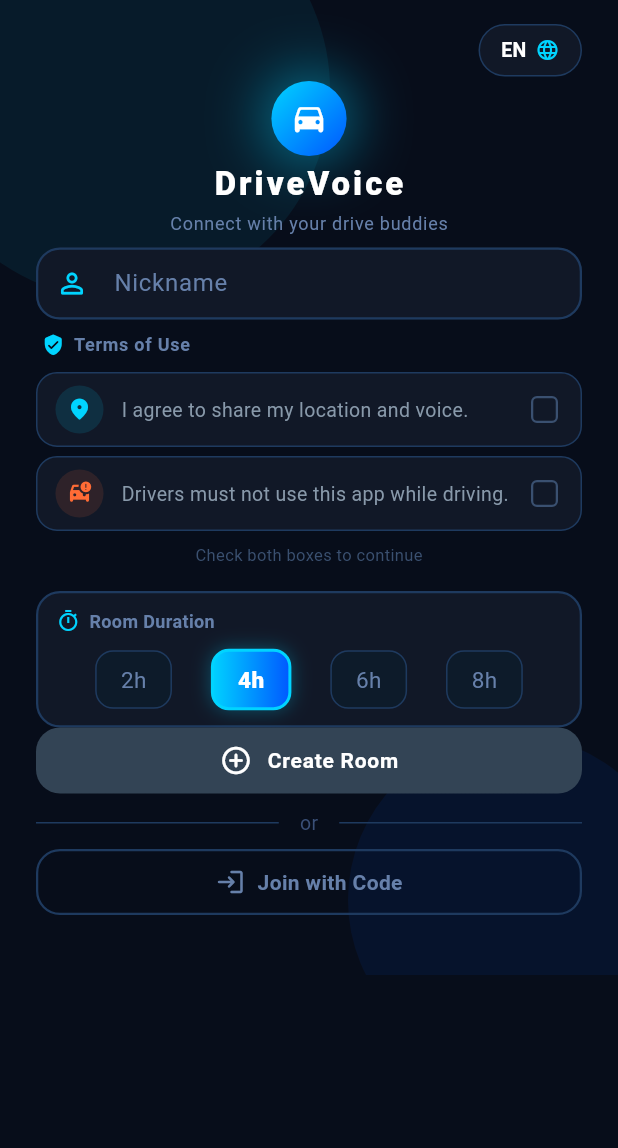
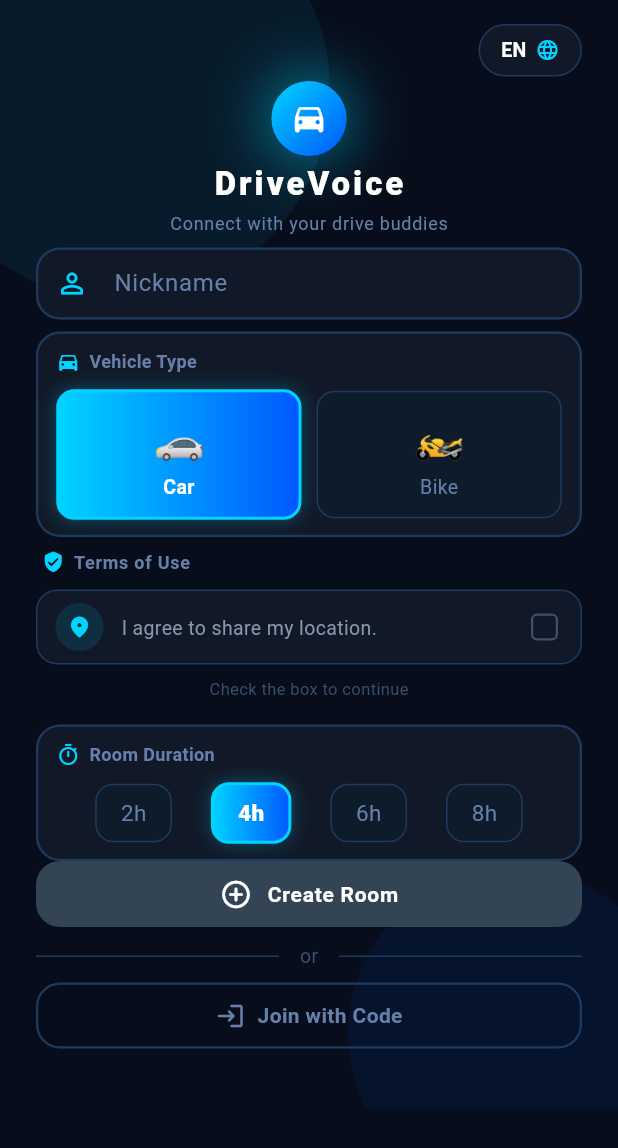
Before and after one commit to taichi5556/drivelink, a Flutter app: the screen it shows after launch, after a tap on "JP", on a phone screen of 412 x 824 dp. Shown: the top 1148 px of the screen. Run offline on Flutter 3.47's test engine with Material 3 defaults, Android fonts, the phone set to English and light mode, and no system bars; our stand-ins replace app_links, firebase_auth, firebase_core, firebase_database, geolocator, google_fonts and 6 more; missing offline and left inert: flutter_polyline_points; accounts and stored records are empty.

Commit message:
feat: 車両タイプ選択（🚗/🏍）追加、音声チェック削除
- ログイン画面にニックネーム下に車・バイクのトグルを追加
- 選択はSharedPreferencesに保存し次回起動時に復元
- 位置情報更新時にvehicle_typeをFirebaseに保存
- 他メンバーの車両タイプを絵文字マーカーで地図上に表示
  （自分:青背景、他:オレンジ背景の円形マーカー）
- ログイン画面から音声共有チェックボックスを削除

Co-Authored-By: Claude Sonnet 4.6 <noreply@anthropic.com>

```diff
--- a/lib/screens/login_screen.dart
+++ b/lib/screens/login_screen.dart
@@ -29,9 +29,9 @@ class _LoginScreenState extends State<LoginScreen> with TickerProviderStateMixin
   late Animation<double> _pulseAnim;
   StreamSubscription? _linkSub;
   bool _consentLocation = false;
-  bool _consentDriving  = false;
+  String _vehicleType = 'car'; // 'car' or 'bike'
   int _selectedHours = 4;  // デフォルト4時間
-  bool get _allConsented => _consentLocation && _consentDriving;
+  bool get _allConsented => _consentLocation;
 
   @override
   void initState() {
@@ -97,12 +97,19 @@ class _LoginScreenState extends State<LoginScreen> with TickerProviderStateMixin
   Future<void> _loadNickname() async {
     final prefs = await SharedPreferences.getInstance();
     final saved = prefs.getString('nickname') ?? '';
-    if (saved.isNotEmpty) setState(() => _nicknameController.text = saved);
+    final savedVehicle = prefs.getString('vehicle_type') ?? 'car';
+    if (mounted) {
+      setState(() {
+        if (saved.isNotEmpty) _nicknameController.text = saved;
+        _vehicleType = savedVehicle;
+      });
+    }
   }
 
   Future<void> _saveNickname(String nickname) async {
     final prefs = await SharedPreferences.getInstance();
     await prefs.setString('nickname', nickname);
+    await prefs.setString('vehicle_type', _vehicleType);
   }
 
   String _generateRoomCode() {
@@ -167,7 +174,7 @@ class _LoginScreenState extends State<LoginScreen> with TickerProviderStateMixin
         'nickname': nickname, 'lat': 35.6812, 'lng': 139.7671,
       });
       if (!mounted) return;
-      Navigator.pushReplacement(context, MaterialPageRoute(builder: (_) => MainScreen(nickname: nickname, roomCode: roomCode, userId: userId)));
+      Navigator.pushReplacement(context, MaterialPageRoute(builder: (_) => MainScreen(nickname: nickname, roomCode: roomCode, userId: userId, vehicleType: _vehicleType)));
     } catch (e) {
       if (mounted) {
         ScaffoldMessenger.of(context).showSnackBar(SnackBar(content: Text('Error: $e')));
@@ -186,7 +193,7 @@ class _LoginScreenState extends State<LoginScreen> with TickerProviderStateMixin
         await prefs2.setString('user_id', userId);
       }
     if (!mounted) return;
-    Navigator.pushReplacement(context, MaterialPageRoute(builder: (_) => MainScreen(nickname: nickname, roomCode: roomCode, userId: userId)));
+    Navigator.pushReplacement(context, MaterialPageRoute(builder: (_) => MainScreen(nickname: nickname, roomCode: roomCode, userId: userId, vehicleType: _vehicleType)));
   }
 
   void _shareRoomCode(String code) {
@@ -205,6 +212,76 @@ class _LoginScreenState extends State<LoginScreen> with TickerProviderStateMixin
     ));
   }
 
+
+  // ─── 車両選択 ─────────────────────────────────────────────
+  Widget _buildVehicleSelector() {
+    return Container(
+      padding: const EdgeInsets.symmetric(horizontal: 12, vertical: 10),
+      decoration: BoxDecoration(
+        color: const Color(0xFF111827),
+        borderRadius: BorderRadius.circular(16),
+        border: Border.all(color: const Color(0xFF1E3A5F), width: 1.5),
+      ),
+      child: Column(
+        crossAxisAlignment: CrossAxisAlignment.start,
+        children: [
+          Row(children: [
+            const Icon(Icons.directions_car_rounded, color: Color(0xFF00D4FF), size: 16),
+            const SizedBox(width: 6),
+            Text(
+              _isJapanese ? '車両タイプ' : 'Vehicle Type',
+              style: const TextStyle(color: Color(0xFF6680AA), fontSize: 12, fontWeight: FontWeight.w600),
+            ),
+          ]),
+          const SizedBox(height: 10),
+          Row(children: [
+            Expanded(child: _buildVehicleBtn('car',  '🚗', _isJapanese ? '車' : 'Car')),
+            const SizedBox(width: 10),
+            Expanded(child: _buildVehicleBtn('bike', '🏍', _isJapanese ? 'バイク' : 'Bike')),
+          ]),
+        ],
+      ),
+    );
+  }
+
+  Widget _buildVehicleBtn(String type, String emoji, String label) {
+    final selected = _vehicleType == type;
+    return GestureDetector(
+      onTap: () => setState(() => _vehicleType = type),
+      child: AnimatedContainer(
+        duration: const Duration(milliseconds: 200),
+        padding: const EdgeInsets.symmetric(vertical: 10),
+        decoration: BoxDecoration(
+          borderRadius: BorderRadius.circular(12),
+          gradient: selected
+              ? const LinearGradient(colors: [Color(0xFF00D4FF), Color(0xFF0057FF)])
+              : null,
+          color: selected ? null : const Color(0xFF0D1B2A),
+          border: Border.all(
+            color: selected ? const Color(0xFF00D4FF) : const Color(0xFF1E3A5F),
+            width: selected ? 2 : 1,
+          ),
+          boxShadow: selected
+              ? [BoxShadow(color: const Color(0xFF00D4FF).withValues(alpha: 0.3), blurRadius: 10)]
+              : [],
+        ),
+        child: Column(
+          children: [
+            Text(emoji, style: const TextStyle(fontSize: 28)),
+            const SizedBox(height: 4),
+            Text(
+              label,
+              style: TextStyle(
+                color: selected ? Colors.white : const Color(0xFF6680AA),
+                fontSize: 13,
+                fontWeight: selected ? FontWeight.w700 : FontWeight.normal,
+              ),
+            ),
+          ],
+        ),
+      ),
+    );
+  }
 
   // ─── 同意チェックセクション ───────────────────────────────
   Widget _buildConsentSection() {
@@ -234,29 +311,18 @@ class _LoginScreenState extends State<LoginScreen> with TickerProviderStateMixin
           icon: Icons.location_on_rounded,
           iconColor: const Color(0xFF00D4FF),
           text: _isJapanese
-              ? '位置情報と音声を共有します。同意しますか？'
-              : 'I agree to share my location and voice.',
+              ? '位置情報を共有します。同意しますか？'
+              : 'I agree to share my location.',
           value: _consentLocation,
           onChanged: (v) => setState(() => _consentLocation = v ?? false),
-        ),
-        const SizedBox(height: 6),
-        _buildConsentTile(
-          icon: Icons.car_crash_rounded,
-          iconColor: const Color(0xFFFF6B35),
-          text: _isJapanese
-              ? '運転者は運転中に使用してはいけません。'
-              : 'Drivers must not use this app while driving.',
-          value: _consentDriving,
-          onChanged: (v) => setState(() => _consentDriving = v ?? false),
-          isWarning: true,
         ),
         if (!_allConsented) ...[
           const SizedBox(height: 8),
           Center(
             child: Text(
               _isJapanese
-                  ? '両方にチェックを入れると開始できます'
-                  : 'Check both boxes to continue',
+                  ? 'チェックを入れると開始できます'
+                  : 'Check the box to continue',
               style: const TextStyle(
                 color: Color(0xFF3A5070),
                 fontSize: 11,
@@ -449,6 +515,8 @@ class _LoginScreenState extends State<LoginScreen> with TickerProviderStateMixin
             Text(_subtitle, style: const TextStyle(fontSize: 12, color: Color(0xFF6680AA), letterSpacing: 0.5)),
             const SizedBox(height: 8),
             _buildTextField(_nicknameController, _nickLabel, Icons.person_outline_rounded),
+            const SizedBox(height: 8),
+            _buildVehicleSelector(),
             const SizedBox(height: 8),
             _buildConsentSection(),
             const SizedBox(height: 8),
```
Also changed, not shown: lib/screens/main_screen.dart (+56 -7 lines).
